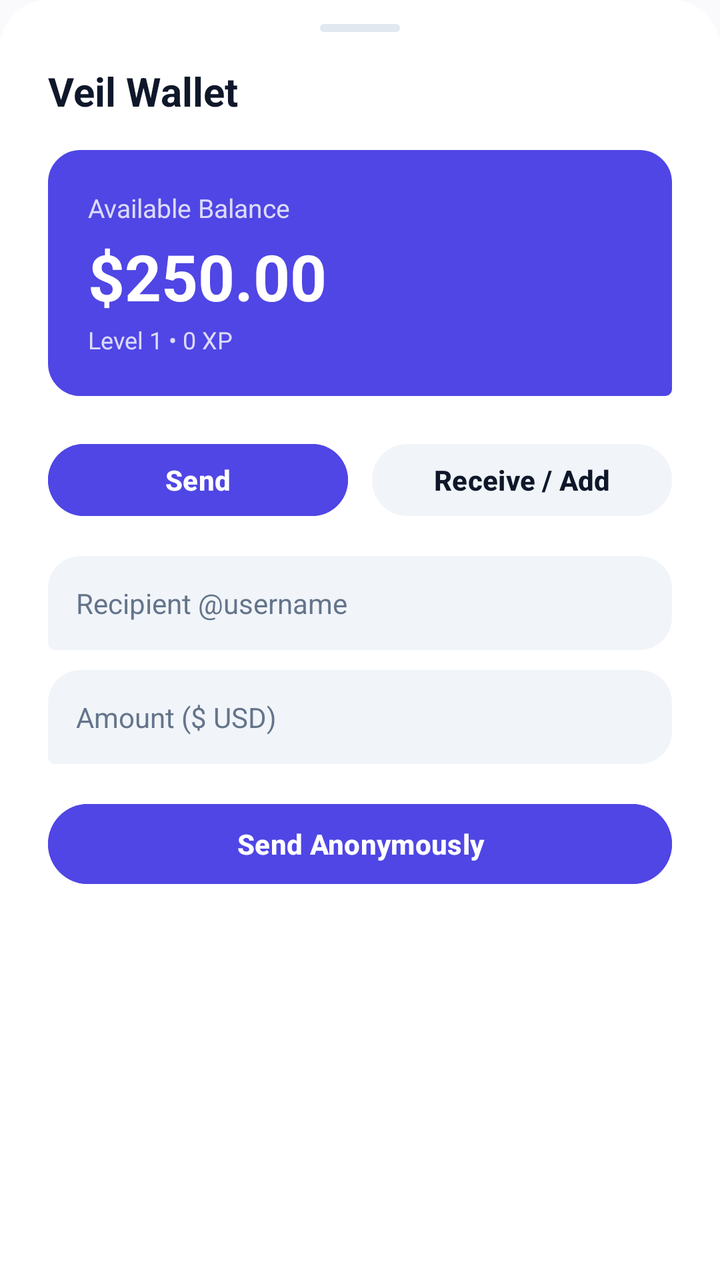
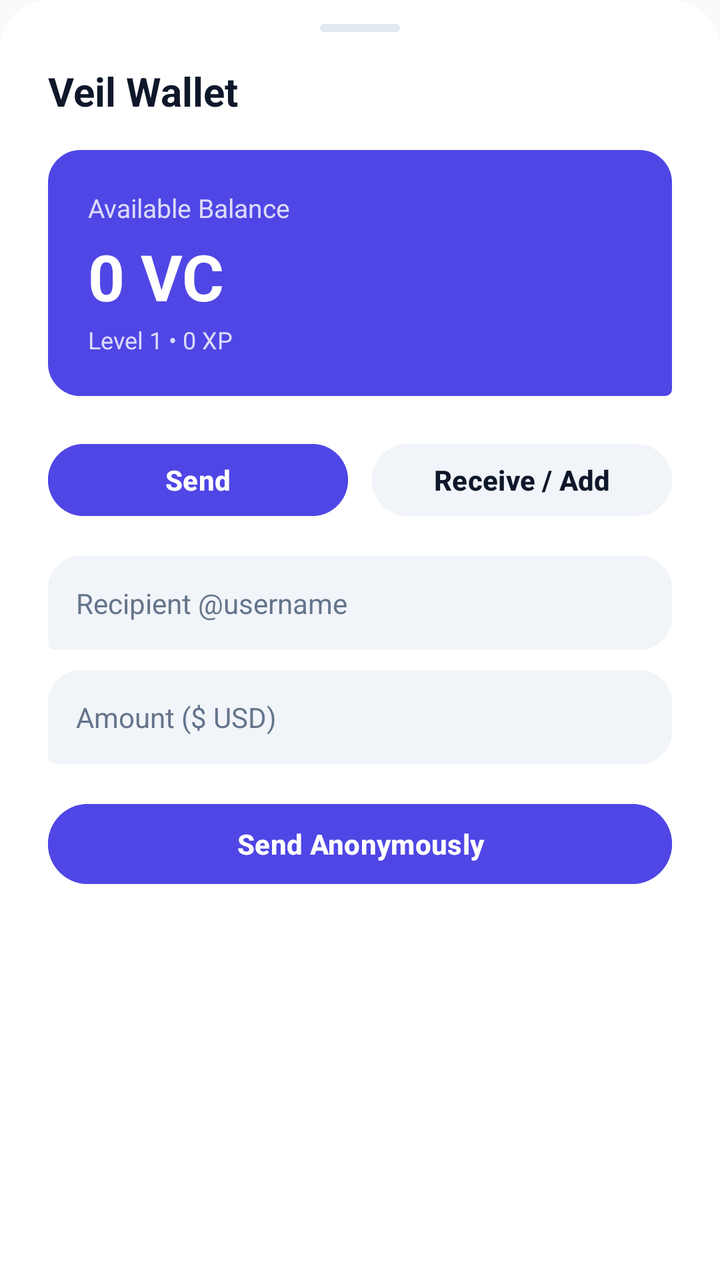

The first picture is an Android layout as it rendered before a commit; the second is the same layout after the commit. The layout source and the unified diff follow.
<!-- AndroidManifest.xml: application theme Theme.VEIL -->
<!-- res/layout/dialog_wallet.xml -->
<?xml version="1.0" encoding="utf-8"?>
<LinearLayout xmlns:android="http://schemas.android.com/apk/res/android"
    xmlns:app="http://schemas.android.com/apk/res-auto"
    android:layout_width="match_parent"
    android:layout_height="wrap_content"
    android:background="@drawable/bg_bottom_sheet_modern"
    android:orientation="vertical"
    android:paddingStart="24dp"
    android:paddingTop="12dp"
    android:paddingEnd="24dp"
    android:paddingBottom="32dp">

    
    <View
        android:layout_width="40dp"
        android:layout_height="4dp"
        android:layout_gravity="center_horizontal"
        android:layout_marginBottom="16dp"
        android:background="@drawable/bg_attach_item"
        android:backgroundTint="@color/colorOutline" />

    <TextView
        android:layout_width="wrap_content"
        android:layout_height="wrap_content"
        android:text="Veil Wallet"
        android:textColor="@color/colorTextPrimary"
        android:textSize="20sp"
        android:textStyle="bold" />

    
    <LinearLayout
        android:layout_width="match_parent"
        android:layout_height="wrap_content"
        android:layout_marginTop="16dp"
        android:background="@drawable/bg_message_sent"
        android:backgroundTint="@color/colorPrimary"
        android:orientation="vertical"
        android:padding="20dp">

        <TextView
            android:layout_width="wrap_content"
            android:layout_height="wrap_content"
            android:text="Available Balance"
            android:textColor="#CCFFFFFF"
            android:textSize="13sp" />

        <TextView
            android:id="@+id/walletBalanceText"
            android:layout_width="wrap_content"
            android:layout_height="wrap_content"
            android:layout_marginTop="4dp"
            android:text="$250.00"
            android:textColor="@android:color/white"
            android:textSize="32sp"
            android:textStyle="bold" />

        <TextView
            android:id="@+id/walletSubtitleText"
            android:layout_width="wrap_content"
            android:layout_height="wrap_content"
            android:layout_marginTop="2dp"
            android:text="Level 1 • 0 XP"
            android:textColor="#CCFFFFFF"
            android:textSize="12sp" />
    </LinearLayout>

    
    <LinearLayout
        android:layout_width="match_parent"
        android:layout_height="wrap_content"
        android:layout_marginTop="20dp"
        android:orientation="horizontal">

        <Button
            android:id="@+id/tabSend"
            android:layout_width="0dp"
            android:layout_height="44dp"
            android:layout_marginEnd="6dp"
            android:layout_weight="1"
            android:backgroundTint="@color/colorPrimary"
            android:text="Send"
            android:textColor="@android:color/white"
            android:textStyle="bold" />

        <Button
            android:id="@+id/tabReceive"
            android:layout_width="0dp"
            android:layout_height="44dp"
            android:layout_marginStart="6dp"
            android:layout_weight="1"
            android:backgroundTint="@color/colorSurfaceVariant"
            android:text="Receive / Add"
            android:textColor="@color/colorTextPrimary"
            android:textStyle="bold" />
    </LinearLayout>

    
    <LinearLayout
        android:id="@+id/sendContainer"
        android:layout_width="match_parent"
        android:layout_height="wrap_content"
        android:layout_marginTop="16dp"
        android:orientation="vertical">

        <EditText
            android:id="@+id/walletRecipientInput"
            android:layout_width="match_parent"
            android:layout_height="wrap_content"
            android:background="@drawable/bg_message_received"
            android:backgroundTint="@color/colorSurfaceVariant"
            android:hint="Recipient @username"
            android:inputType="text"
            android:padding="14dp"
            android:textColor="@color/colorTextPrimary"
            android:textColorHint="@color/colorTextSecondary"
            android:textSize="14sp" />

        <EditText
            android:id="@+id/walletAmountInput"
            android:layout_width="match_parent"
            android:layout_height="wrap_content"
            android:layout_marginTop="10dp"
            android:background="@drawable/bg_message_received"
            android:backgroundTint="@color/colorSurfaceVariant"
            android:hint="Amount ($ USD)"
            android:inputType="numberDecimal"
            android:padding="14dp"
            android:textColor="@color/colorTextPrimary"
            android:textColorHint="@color/colorTextSecondary"
            android:textSize="14sp" />

        <Button
            android:id="@+id/btnConfirmSend"
            android:layout_width="match_parent"
            android:layout_height="48dp"
            android:layout_marginTop="16dp"
            android:backgroundTint="@color/colorPrimary"
            android:text="Send Anonymously"
            android:textColor="@android:color/white"
            android:textStyle="bold" />
    </LinearLayout>

    
    <LinearLayout
        android:id="@+id/receiveContainer"
        android:layout_width="match_parent"
        android:layout_height="wrap_content"
        android:layout_marginTop="16dp"
        android:gravity="center"
        android:orientation="vertical"
        android:visibility="gone">

        <ImageView
            android:layout_width="64dp"
            android:layout_height="64dp"
            android:src="@drawable/ic_veil_shield"
            app:tint="@color/colorPrimary" />

        <TextView
            android:layout_width="wrap_content"
            android:layout_height="wrap_content"
            android:layout_marginTop="8dp"
            android:text="Your Veil Wallet Address"
            android:textColor="@color/colorTextPrimary"
            android:textSize="14sp"
            android:textStyle="bold" />

        <TextView
            android:id="@+id/walletAddressText"
            android:layout_width="wrap_content"
            android:layout_height="wrap_content"
            android:layout_marginTop="4dp"
            android:text="0x71C94B2E58A6D19F90A"
            android:textColor="@color/colorPrimary"
            android:textSize="13sp"
            android:textStyle="bold" />

        <Button
            android:id="@+id/btnCopyAddress"
            android:layout_width="wrap_content"
            android:layout_height="40dp"
            android:layout_marginTop="12dp"
            android:backgroundTint="@color/colorSurfaceVariant"
            android:text="Copy Address"
            android:textColor="@color/colorTextPrimary"
            android:textSize="13sp" />

        <Button
            android:id="@+id/btnClaimDailyBonus"
            android:layout_width="match_parent"
            android:layout_height="44dp"
            android:layout_marginTop="16dp"
            android:backgroundTint="@color/colorPrimary"
            android:text="🎁 Claim Daily Streak Bonus (+25 VC)"
            android:textColor="@android:color/white"
            android:textStyle="bold" />
    </LinearLayout>

</LinearLayout>
<!-- resources referenced by this layout -->
<resources>
  <color name="colorOutline">#E2E8F0</color>
  <color name="colorPrimary">#4F46E5</color>
  <color name="colorSurfaceVariant">#F1F5F9</color>
  <color name="colorTextPrimary">#0F172A</color>
  <color name="colorTextSecondary">#64748B</color>
  <!-- drawable bg_attach_item (drawable) -->
  <?xml version="1.0" encoding="utf-8"?>
  <shape xmlns:android="http://schemas.android.com/apk/res/android"
      android:shape="rectangle">
      <corners android:radius="18dp" />
      <solid android:color="@color/colorSurfaceVariant" />
  </shape>
  <!-- drawable bg_bottom_sheet_modern (drawable) -->
  <?xml version="1.0" encoding="utf-8"?>
  <shape xmlns:android="http://schemas.android.com/apk/res/android">
      <solid android:color="@color/colorSurface" />
      <corners
          android:topLeftRadius="24dp"
          android:topRightRadius="24dp" />
  </shape>
  <!-- drawable bg_message_received (drawable) -->
  <?xml version="1.0" encoding="utf-8"?>
  <shape xmlns:android="http://schemas.android.com/apk/res/android">
      <solid android:color="@color/message_bubble_received" />
      <corners
          android:topLeftRadius="16dp"
          android:topRightRadius="16dp"
          android:bottomLeftRadius="3dp"
          android:bottomRightRadius="16dp" />
      <stroke
          android:width="0.8dp"
          android:color="@color/colorOutline" />
  </shape>
  <!-- drawable bg_message_sent (drawable) -->
  <?xml version="1.0" encoding="utf-8"?>
  <shape xmlns:android="http://schemas.android.com/apk/res/android">
      <solid android:color="@color/message_bubble_sent" />
      <corners
          android:topLeftRadius="16dp"
          android:topRightRadius="16dp"
          android:bottomLeftRadius="16dp"
          android:bottomRightRadius="3dp" />
      <stroke
          android:width="0.8dp"
          android:color="@color/colorOutline" />
  </shape>
  <!-- drawable ic_veil_shield (drawable) -->
  <vector xmlns:android="http://schemas.android.com/apk/res/android"
      android:width="24dp"
      android:height="24dp"
      android:viewportWidth="24"
      android:viewportHeight="24">
      <path
          android:fillColor="@color/colorPrimary"
          android:pathData="M12,1L3,5v6c0,5.55 3.84,10.74 9,12 5.16,-1.26 9,-6.45 9,-12V5l-9,-4zM12,11.99h7c-0.53,4.12 -3.28,7.79 -7,8.94V12H5V6.3l7,-3.11v8.8z"/>
  </vector>
  <style name="Theme.VEIL" parent="Base.Theme.VEIL" />
  <color name="colorSurface">#FFFFFF</color>
  <color name="message_bubble_received">#FFFFFF</color>
  <color name="message_bubble_sent">#E0E7FE</color>
  <color name="colorOnPrimary">#FFFFFF</color>
  <color name="colorPrimaryContainer">#EEF2FF</color>
  <color name="colorOnPrimaryContainer">#3730A3</color>
  <color name="colorBackground">#FAFAFC</color>
  <style name="ModernBottomSheetDialogTheme" parent="Theme.Material3.DayNight.BottomSheetDialog">
          <item name="bottomSheetStyle">@style/ModernBottomSheetStyle</item>
          <item name="android:windowIsFloating">false</item>
          <item name="android:statusBarColor">@android:color/transparent</item>
          <item name="android:navigationBarColor">@android:color/transparent</item>
      </style>
  <style name="ModernBottomSheetStyle" parent="Widget.Material3.BottomSheet">
          <item name="android:background">@android:color/transparent</item>
      </style>
  <!-- unchanged entries left out for length: 1 -->
</resources>

<!-- the commit's change to res/layout/dialog_wallet.xml (unified diff, before → after) -->
@@ -46,13 +46,19 @@
 
         <TextView
             android:id="@+id/walletBalanceText"
-            android:layout_width="wrap_content"
+            android:layout_width="match_parent"
             android:layout_height="wrap_content"
             android:layout_marginTop="4dp"
-            android:text="$250.00"
+            android:text="0 VC"
             android:textColor="@android:color/white"
             android:textSize="32sp"
-            android:textStyle="bold" />
+            android:textStyle="bold"
+            android:maxLines="1"
+            android:ellipsize="end"
+            app:autoSizeTextType="uniform"
+            app:autoSizeMinTextSize="18sp"
+            app:autoSizeMaxTextSize="32sp"
+            app:autoSizeStepGranularity="1sp" />
 
         <TextView
             android:id="@+id/walletSubtitleText"
